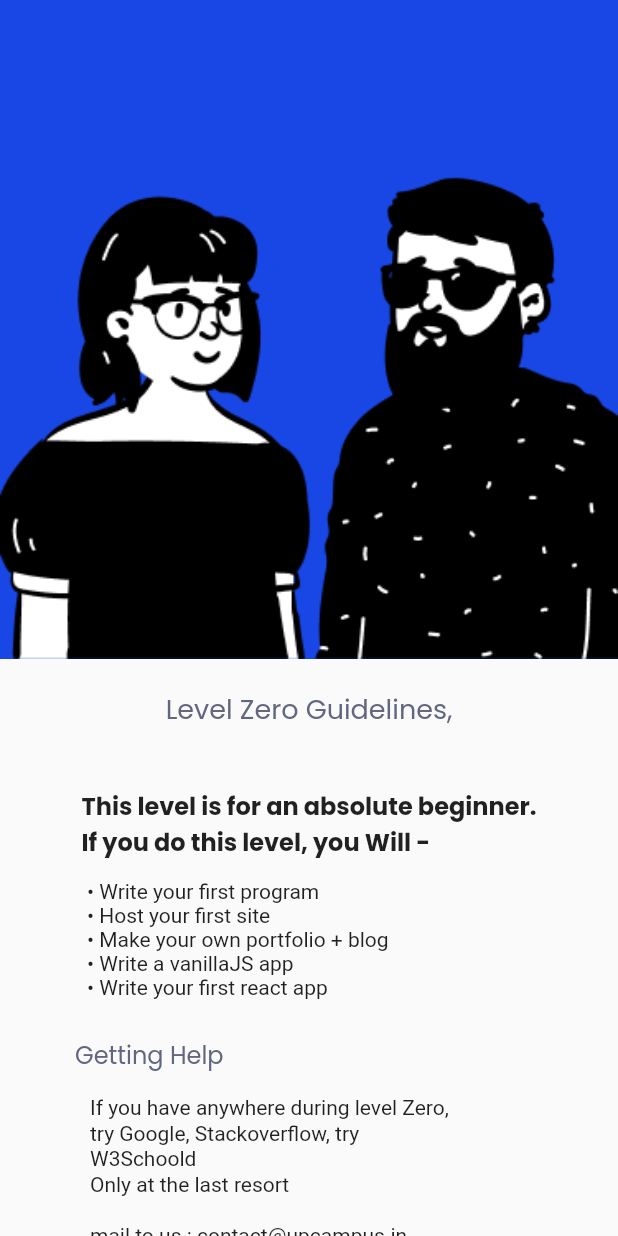
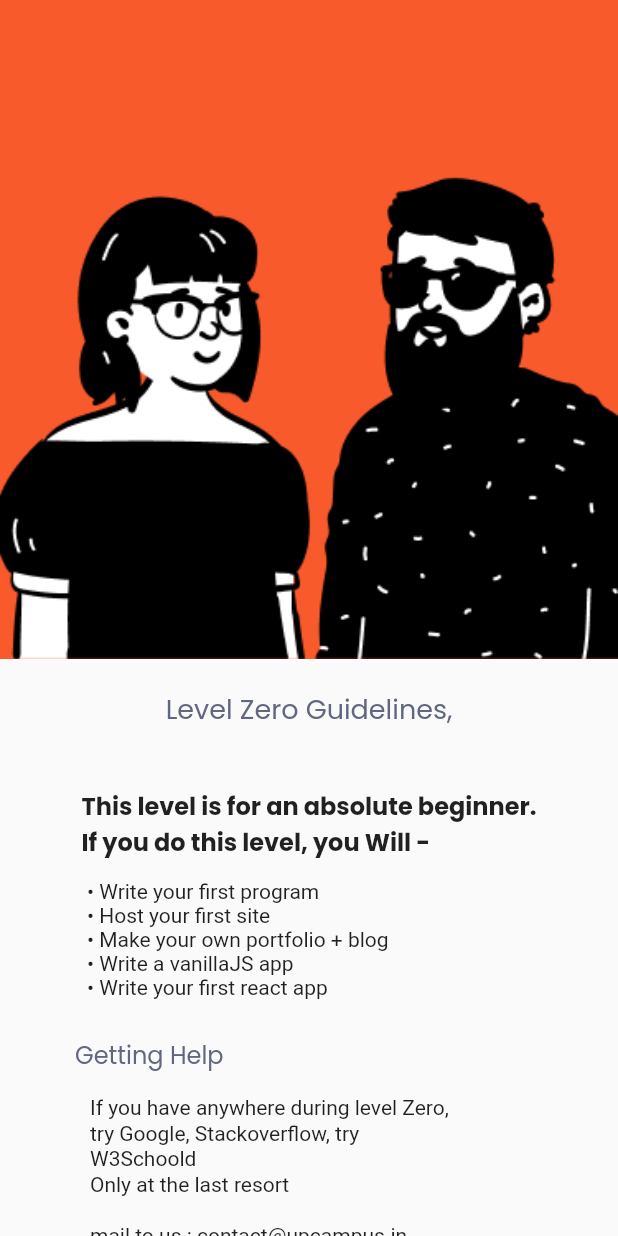
Before and after one commit to cloneartist/Upcampus, a Flutter app: the LeveloneProject screen opened directly, on a phone screen of 412 x 824 dp. Run offline on Flutter 3.47's test engine with Material 2 defaults, Android fonts, the phone set to English and light mode, and no system bars; our stand-ins replace cloud_firestore, firebase_auth, firebase_core, google_fonts; accounts and stored records are empty.

Commit message:
guideline screen

```diff
--- a/lib/screens/course.dart
+++ b/lib/screens/course.dart
@@ -40,7 +40,7 @@ class _courseState extends State<course> {
                       Navigator.push(
                         context,
                         MaterialPageRoute(
-                          builder: (context) => Guideline(),
+                          builder: (context) => LeveloneProject(),
                         ),
                       ),
                     }),
--- a/lib/screens/guideline.dart
+++ b/lib/screens/guideline.dart
@@ -1,4 +1,5 @@
 import 'package:flutter/material.dart';
+import 'package:google_fonts/google_fonts.dart';
 
 class Guideline extends StatefulWidget {
   const Guideline({Key? key}) : super(key: key);
@@ -17,12 +18,25 @@ class _GuidelineState extends State<Guideline> {
             Container(
               width: double.infinity,
               child: Image.asset(
-                'assets/images/people.png',
+                'assets/images/peole.png',
                 fit: BoxFit.contain,
               ),
             ),
-
-
+            Padding(
+              padding: const EdgeInsets.fromLTRB(15, 8, 15, 8),
+              child: ElevatedButton(
+                child: Text(
+                  "Start Learning",
+                  style: GoogleFonts.poppins(fontStyle: FontStyle.normal),
+                ),
+                onPressed: () {},
+                style: ElevatedButton.styleFrom(
+                    primary: Color(0xFF1947E6),
+                    minimumSize: Size(double.infinity, 50),
+                    shape: RoundedRectangleBorder(
+                        borderRadius: BorderRadius.circular(18))),
+              ),
+            ),
           ]),
         ),
       ),
--- a/lib/screens/leveloneproject.dart
+++ b/lib/screens/leveloneproject.dart
@@ -20,91 +20,89 @@ class _LeveloneProjectState extends State<LeveloneProject> {
             Container(
               width: double.infinity,
               child: Image.asset(
-                'assets/images/peole.png',
+                'assets/images/people.png',
                 fit: BoxFit.contain,
               ),
             ),
             Text(
               "Level Zero Guidelines,",
-
-              style: GoogleFonts.poppins(fontStyle: FontStyle.normal,fontSize:18, color: Color.fromARGB(255, 97, 103, 128),textStyle: TextStyle(height: 3)),
-
-
+              style: GoogleFonts.poppins(
+                  fontStyle: FontStyle.normal,
+                  fontSize: 18,
+                  color: Color.fromARGB(255, 97, 103, 128),
+                  textStyle: TextStyle(height: 3)),
             ),
             Padding(
               padding: const EdgeInsets.all(8.0),
               child: Text(
                 "\nThis level is for an absolute beginner.\nIf you do this level, you Will -",
-                  style:GoogleFonts.poppins(
-                    fontWeight:FontWeight.bold,
+                style: GoogleFonts.poppins(
+                  fontWeight: FontWeight.bold,
                   fontSize: 16,
-
-                  ) ,
-
-                ),
-              ),
-
-                   Padding(
-                     padding: const EdgeInsets.fromLTRB(5,5,100,5),
-                     child: Text("•\tWrite your first program\n•\tHost your first site\n•\tMake your own portfolio + blog\n•\tWrite a vanillaJS app\n•\tWrite your first react app"),
-                   ),
-
-           Padding(
-             padding: const EdgeInsets.fromLTRB(50,20,100,10),
-             child: Align(alignment:Alignment.centerLeft,
-               child: Text(
-                  "Getting Help",
-
-                  style: GoogleFonts.poppins(fontStyle: FontStyle.normal,fontSize:16, color: Color.fromARGB(255, 97, 103, 128)),
-
-
                 ),
               ),
             ),
             Padding(
-             padding: const EdgeInsets.fromLTRB(60,5,100,5),
+              padding: const EdgeInsets.fromLTRB(5, 5, 100, 5),
+              child: Text(
+                  "•\tWrite your first program\n•\tHost your first site\n•\tMake your own portfolio + blog\n•\tWrite a vanillaJS app\n•\tWrite your first react app"),
+            ),
+            Padding(
+              padding: const EdgeInsets.fromLTRB(50, 20, 100, 10),
+              child: Align(
+                alignment: Alignment.centerLeft,
+                child: Text(
+                  "Getting Help",
+                  style: GoogleFonts.poppins(
+                      fontStyle: FontStyle.normal,
+                      fontSize: 16,
+                      color: Color.fromARGB(255, 97, 103, 128)),
+                ),
+              ),
+            ),
+            Padding(
+              padding: const EdgeInsets.fromLTRB(60, 5, 100, 5),
               child: Text(
                 "If you have anywhere during level Zero,\ntry Google, Stackoverflow, try W3Schoold\nOnly at the last resort \n\nmail to us : contact@upcampus.in",
                 style: TextStyle(height: 1.2),
               ),
             ),
             Padding(
-             padding: const EdgeInsets.fromLTRB(50,20,100,10),
-             child: Align(alignment:Alignment.centerLeft,
+              padding: const EdgeInsets.fromLTRB(50, 20, 100, 10),
+              child: Align(
+                alignment: Alignment.centerLeft,
                 child: Text(
                   "But what if I know all this?",
-
-                  style: GoogleFonts.poppins(fontStyle: FontStyle.normal,fontSize:16, color: Color.fromARGB(255, 97, 103, 128)),
-
-
+                  style: GoogleFonts.poppins(
+                      fontStyle: FontStyle.normal,
+                      fontSize: 16,
+                      color: Color.fromARGB(255, 97, 103, 128)),
                 ),
               ),
             ),
-
             Padding(
-               padding: const EdgeInsets.fromLTRB(60,5,100,5),
+              padding: const EdgeInsets.fromLTRB(60, 5, 100, 5),
               child: Text(
                 "Then don't do it. However, If you want to go to next level i.e Level One of the app",
                 style: TextStyle(height: 1.2),
                 textAlign: TextAlign.left,
               ),
             ),
-
-            Padding(
-              padding: const EdgeInsets.fromLTRB(15, 8, 15, 8),
-              child: ElevatedButton(
-                child: Text(
-                  "Start Learning",
-                  style: GoogleFonts.poppins(fontStyle: FontStyle.normal),
-                ),
-                onPressed: () {},
-                style: ElevatedButton.styleFrom(
-                    primary: Color(0xFF1947E6),
-                    minimumSize: Size(double.infinity, 50),
-                    shape: RoundedRectangleBorder(
-                        borderRadius: BorderRadius.circular(18))),
-              ),
-            )
+            // Padding(
+            //   padding: const EdgeInsets.fromLTRB(15, 8, 15, 8),
+            //   child: ElevatedButton(
+            //     child: Text(
+            //       "Start Learning",
+            //       style: GoogleFonts.poppins(fontStyle: FontStyle.normal),
+            //     ),
+            //     onPressed: () {},
+            //     style: ElevatedButton.styleFrom(
+            //         primary: Color(0xFF1947E6),
+            //         minimumSize: Size(double.infinity, 50),
+            //         shape: RoundedRectangleBorder(
+            //             borderRadius: BorderRadius.circular(18))),
+            //   ),
+            // ),
           ]),
         ),
       ),
--- a/lib/screens/project.dart
+++ b/lib/screens/project.dart
@@ -38,7 +38,7 @@ class _coursetwoState extends State<coursetwo> {
                       Navigator.push(
                         context,
                         MaterialPageRoute(
-                          builder: (context) => LeveloneProject(),
+                          builder: (context) => Guideline(),
                         ),
                       ),
                     }),
```
Lines whose indentation alone changed are shown as unchanged.
